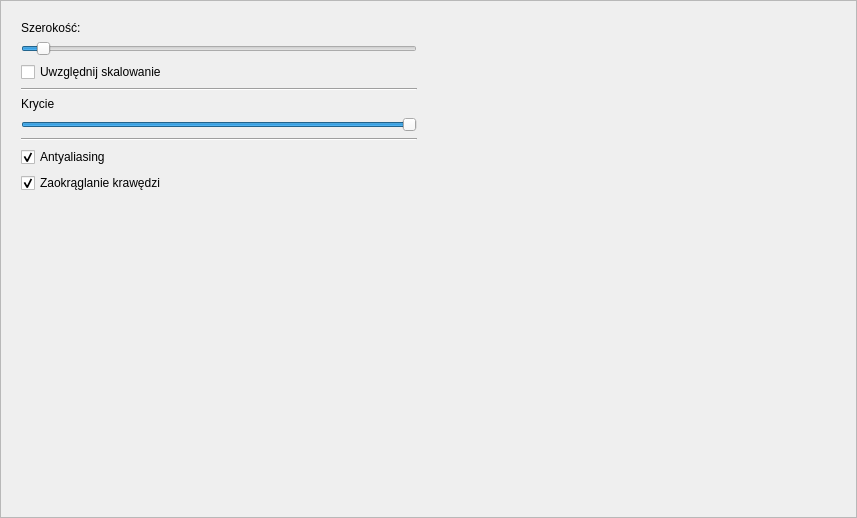
First picture: the form in view/brushwidget.ui, repository jm4R/TouchImage, before the edit.
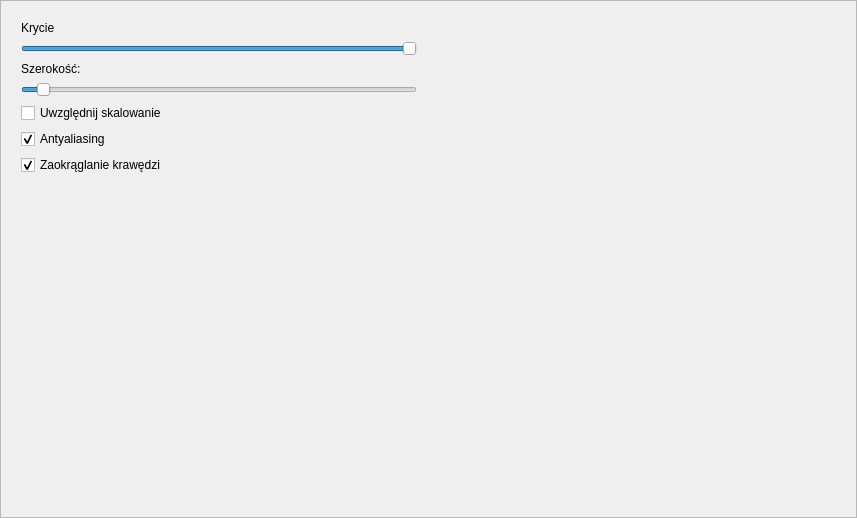
Second picture: the form after the edit.

Commit message: style dla QSlider i QCheckBox

```diff
--- a/view/brushwidget.ui
+++ b/view/brushwidget.ui
@@ -23,6 +23,29 @@
    <item>
     <widget class="QWidget" name="widget" native="true">
      <layout class="QVBoxLayout" name="verticalLayout">
+      <item>
+       <widget class="QLabel" name="label_2">
+        <property name="text">
+         <string>Krycie</string>
+        </property>
+       </widget>
+      </item>
+      <item>
+       <widget class="QSlider" name="opacitySlider">
+        <property name="minimum">
+         <number>1</number>
+        </property>
+        <property name="maximum">
+         <number>255</number>
+        </property>
+        <property name="value">
+         <number>255</number>
+        </property>
+        <property name="orientation">
+         <enum>Qt::Horizontal</enum>
+        </property>
+       </widget>
+      </item>
       <item>
        <widget class="QLabel" name="label">
         <property name="text">
@@ -53,43 +76,6 @@
         </property>
        </widget>
       </item>
-      <item>
-       <widget class="Line" name="line">
-        <property name="orientation">
-         <enum>Qt::Horizontal</enum>
-        </property>
-       </widget>
-      </item>
-      <item>
-       <widget class="QLabel" name="label_2">
-        <property name="text">
-         <string>Krycie</string>
-        </property>
-       </widget>
-      </item>
-      <item>
-       <widget class="QSlider" name="opacitySlider">
-        <property name="minimum">
-         <number>1</number>
-        </property>
-        <property name="maximum">
-         <number>255</number>
-        </property>
-        <property name="value">
-         <number>255</number>
-        </property>
-        <property name="orientation">
-         <enum>Qt::Horizontal</enum>
-        </property>
-       </widget>
-      </item>
-      <item>
-       <widget class="Line" name="line_2">
-        <property name="orientation">
-         <enum>Qt::Horizontal</enum>
-        </property>
-       </widget>
-      </item>
       <item>
        <widget class="QCheckBox" name="antialiasingCheckBox">
         <property name="text">
```
Left out of the diff: 9 changed lines with no effect on the pictures. The commit also changes 6 other files.
